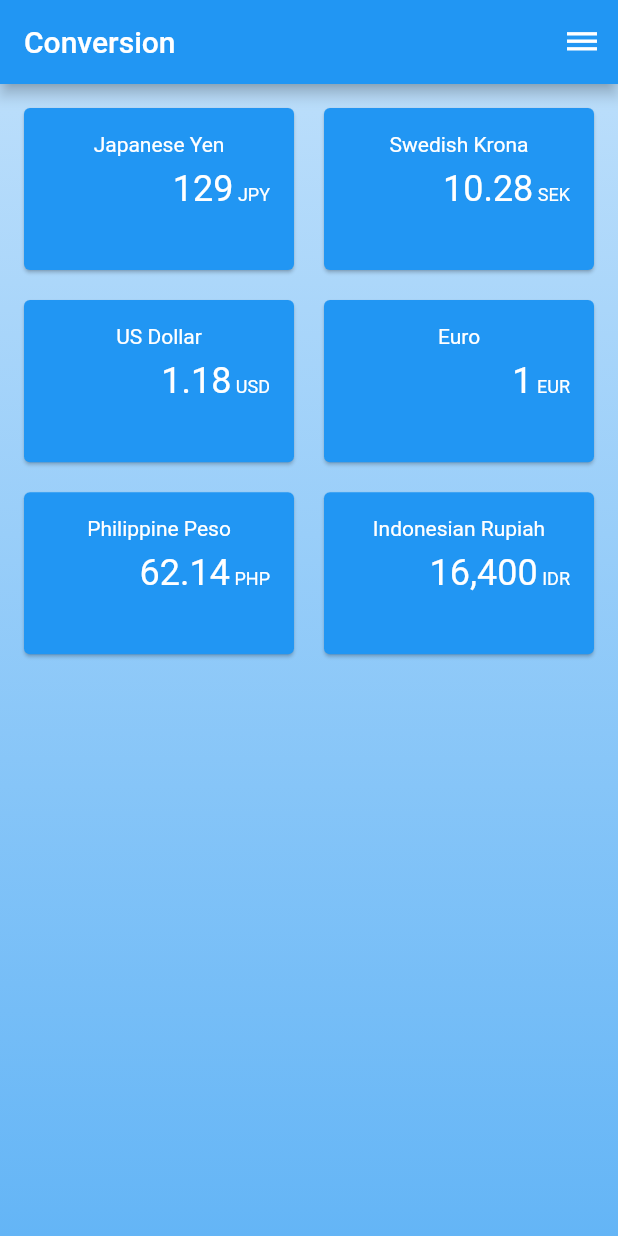
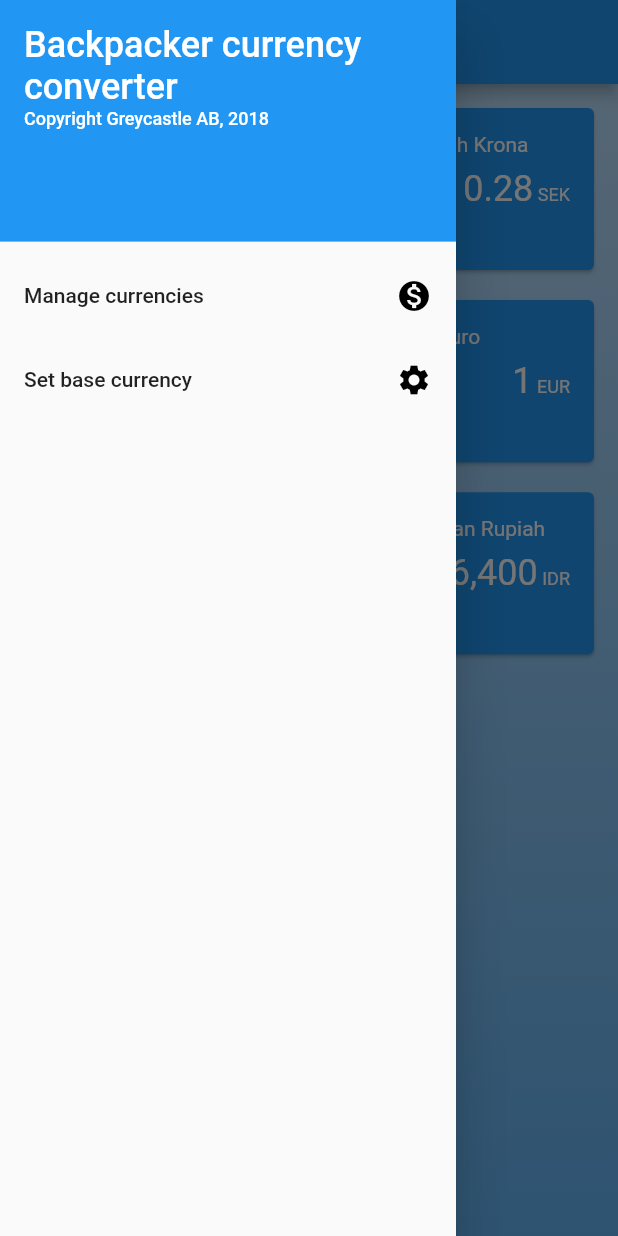
Before and after one commit to ddikman/travelrates, a Flutter app: the screen it shows after launch, with the side drawer open (before the commit the screen has no drawer), on a phone screen of 412 x 824 dp. Run offline on Flutter 3.47's test engine with Material 2 defaults, Android fonts, the phone set to English and light mode, and no system bars.

```diff
--- /dev/null
+++ b/lib/background_container.dart
@@ -0,0 +1,25 @@
+import 'package:flutter/material.dart';
+
+class BackgroundContainer extends StatelessWidget {
+
+  final child;
+
+  const BackgroundContainer({Key key, this.child}) : super(key: key);
+
+
+  @override
+  Widget build(BuildContext context) {
+    return Container(
+      decoration: BoxDecoration(
+          gradient: LinearGradient(
+              begin: Alignment.topCenter,
+              end: Alignment.bottomCenter,
+              colors: [
+                Colors.blue[100],
+                Colors.blue[300],
+              ])),
+      child: child,
+    );
+  }
+
+}
--- a/lib/base_currency_screen.dart
+++ b/lib/base_currency_screen.dart
@@ -1,10 +1,17 @@
 
 import 'package:flutter/material.dart';
+
+import 'package:backpacking_currency_converter/background_container.dart';
 
 class BaseCurrencyScreen extends StatelessWidget {
   @override
   Widget build(BuildContext context) {
-    return Text('Base currency screen');
+    return new Scaffold(
+      appBar: AppBar(
+        title: Text('Set base currency'),
+      ),
+      body: BackgroundContainer(child: Text('Base currency screen')),
+    );
   }
 
 }
--- a/lib/converter_screen.dart
+++ b/lib/converter_screen.dart
@@ -1,4 +1,6 @@
-
+import 'package:backpacking_currency_converter/background_container.dart';
+import 'package:backpacking_currency_converter/base_currency_screen.dart';
+import 'package:backpacking_currency_converter/currencies_screen.dart';
 import 'package:backpacking_currency_converter/currency.dart';
 import 'package:flutter/material.dart';
 import 'package:flutter/services.dart';
@@ -15,21 +17,18 @@ class ConverterScreen extends StatefulWidget {
 }
 
 class ConverterScreenState extends State<ConverterScreen> {
-
-  Widget _buildCard(String currencyCode){
+  Widget _buildCard(String currencyCode) {
     final state = StateContainer.of(context).appState;
 
     var currency = state.currencyRepo.getCurrencyByCode(currencyCode);
     return CurrencyCard(
       currency: currency,
-        onNewAmount: (value) {
-        },
+      onNewAmount: (value) {},
     );
   }
 
   @override
   Widget build(BuildContext context) {
-
     final state = StateContainer.of(context).appState;
 
     final spacing = 12.0;
@@ -46,15 +45,72 @@ class ConverterScreenState extends State<ConverterScreen> {
       ),
     );
 
-    return new Container(
-      color: Colors.transparent,
-        child: cards
+    final body = new Container(color: Colors.transparent, child: cards);
+
+    return Scaffold(
+        appBar: AppBar(
+          title: Text("What's my \$ worth?"),
+        ),
+        drawer: _buildAppDrawer(context),
+        body: new BackgroundContainer(child: body));
+  }
+
+  _buildAppDrawer(BuildContext context) {
+    return new Drawer(
+      child: new ListView(
+        padding: EdgeInsets.zero,
+        children: <Widget>[
+          new DrawerHeader(
+            child: new Column(
+              children: <Widget>[
+                Text(
+                  "Backpacker currency converter",
+                  style: TextStyle(color: Colors.white, fontSize: 24.0),
+                ),
+                new Align(
+                  alignment: Alignment.bottomLeft,
+                  child: Text(
+                    'Copyright Greycastle AB, 2018',
+                    style: TextStyle(color: Colors.white, fontSize: 12.0),
+                  ),
+                )
+              ],
+            ),
+            decoration: BoxDecoration(color: Colors.blue),
+          ),
+          new ListTile(
+            title: Row(
+              children: <Widget>[
+                new Expanded(child: new Text("Manage currencies")),
+                Icon(Icons.monetization_on, color: Colors.black),
+              ],
+            ),
+            onTap: () {
+              Navigator.of(context).pop();
+              Navigator.of(context).push(new MaterialPageRoute(
+                  builder: (context) => new CurrenciesScreen()));
+            },
+          ),
+          new ListTile(
+            title: Row(
+              children: <Widget>[
+                new Expanded(child: new Text('Set base currency')),
+                Icon(Icons.settings, color: Colors.black)
+              ],
+            ),
+            onTap: () {
+              Navigator.of(context).pop();
+              Navigator.of(context).push(new MaterialPageRoute(
+                  builder: (context) => new BaseCurrencyScreen()));
+            },
+          )
+        ],
+      ),
     );
   }
 }
 
 class CurrencyCard extends StatefulWidget {
-
   final Currency currency;
 
   final ValueChanged<double> onNewAmount;
@@ -68,7 +124,6 @@ class CurrencyCard extends StatefulWidget {
 }
 
 class _CurrencyCardState extends State<CurrencyCard> {
-
   bool _showInputError = false;
 
   final FocusNode focusNode = FocusNode();
@@ -83,7 +138,6 @@ class _CurrencyCardState extends State<CurrencyCard> {
 
   @override
   Widget build(BuildContext context) {
-
     final state = StateContainer.of(context).appState;
     var currentValue = state.getAmountInCurrency(widget.currency);
 
@@ -103,18 +157,16 @@ class _CurrencyCardState extends State<CurrencyCard> {
               child: new Column(
                 mainAxisSize: MainAxisSize.min,
                 children: <Widget>[
-                  Text(
-                      widget.currency.name,
-                      style: Theme.of(context).textTheme.body1
-                          .copyWith(
-                          fontSize: 14.0
-                      )
-                  ),
+                  Text(widget.currency.name,
+                      style: Theme
+                          .of(context)
+                          .textTheme
+                          .body1
+                          .copyWith(fontSize: 14.0)),
                   TextField(
                     focusNode: focusNode,
                     controller: textEditingController,
-                  style: Theme.of(context).textTheme.body1
-                      .copyWith(
+                    style: Theme.of(context).textTheme.body1.copyWith(
                           fontSize: inputFontSize,
                         ),
                     keyboardType: TextInputType.number,
@@ -122,31 +174,30 @@ class _CurrencyCardState extends State<CurrencyCard> {
                     decoration: InputDecoration(
                         isDense: true,
                         suffixText: "${widget.currency.code}",
-                    suffixStyle: Theme.of(context).textTheme.body1.copyWith(
-                      fontSize: inputFontSize / 2
-                    ),
+                        suffixStyle: Theme
+                            .of(context)
+                            .textTheme
+                            .body1
+                            .copyWith(fontSize: inputFontSize / 2),
                         border: InputBorder.none,
-                    errorText: _showInputError ? 'Input a valid decimal.' : null,
+                        errorText:
+                            _showInputError ? 'Input a valid decimal.' : null,
                         errorStyle: TextStyle(
                           color: Colors.white,
-                    )
-                    ),
+                        )),
                     onSubmitted: _newValueReceived,
                   )
                 ],
               ),
             ),
-          )
-      ),
+          )),
     );
   }
 
-
   void _newValueReceived(String valueString) {
     double amount = double.tryParse(valueString);
-    if (amount == null)
-    {
-      setState((){
+    if (amount == null) {
+      setState(() {
         _showInputError = true;
       });
       return;
@@ -154,7 +205,7 @@ class _CurrencyCardState extends State<CurrencyCard> {
 
     final stateContainer = StateContainer.of(context);
     stateContainer.setAmount(amount, widget.currency);
-    setState((){
+    setState(() {
       _showInputError = false;
     });
   }
@@ -173,8 +224,7 @@ class _CurrencyCardState extends State<CurrencyCard> {
     textEditingController.selection = TextSelection(
         baseOffset: 0,
         extentOffset: textLength,
-        affinity: TextAffinity.upstream
-    );
+        affinity: TextAffinity.upstream);
   }
 
   void gotFocus() {
--- a/lib/currencies_screen.dart
+++ b/lib/currencies_screen.dart
@@ -1,5 +1,6 @@
+import 'package:backpacking_currency_converter/background_container.dart';
+import 'package:backpacking_currency_converter/base_currency_screen.dart';
 import 'package:backpacking_currency_converter/currency.dart';
-import 'package:backpacking_currency_converter/currency_repository.dart';
 import 'package:backpacking_currency_converter/state_container.dart';
 import 'package:flutter/material.dart';
 
@@ -13,7 +14,7 @@ class CurrenciesScreen extends StatelessWidget {
       return CurrencySelection(currency);
     }).toList();
 
-    return new Padding(
+    final body = new Padding(
       padding: const EdgeInsets.all(8.0),
       child: new Column(
         mainAxisSize: MainAxisSize.min,
@@ -23,14 +24,19 @@ class CurrenciesScreen extends StatelessWidget {
             color: Colors.blue,
             child: TextField(
               decoration: InputDecoration(
-                hintText: 'Search code or name',
-                border: OutlineInputBorder()
+                  hintText: 'Search code or name',
+                  border: OutlineInputBorder()
               ),
             ),
           ),
           new Expanded(child: ListView(children: currencyWidgets)),
         ],
       ),
+    );
+
+    return Scaffold(
+      appBar: AppBar(title: Text('Select currencies')),
+      body: BackgroundContainer(child: body)
     );
   }
 }
--- a/lib/main.dart
+++ b/lib/main.dart
@@ -1,9 +1,7 @@
 import 'package:flutter/material.dart';
 
 import 'package:backpacking_currency_converter/state_container.dart';
-import 'package:backpacking_currency_converter/currencies_screen.dart';
 import 'package:backpacking_currency_converter/converter_screen.dart';
-import 'package:backpacking_currency_converter/base_currency_screen.dart';
 
 void main() => runApp(new StateContainer(child: new AppRoot()));
 
@@ -15,7 +13,6 @@ class AppRoot extends StatefulWidget {
 }
 
 class _AppRootState extends State<AppRoot> {
-  String _selectedScreen = 'Conversion';
 
   @override
   Widget build(BuildContext context) {
@@ -30,33 +27,7 @@ class _AppRootState extends State<AppRoot> {
           iconTheme: baseTheme.primaryIconTheme.copyWith(color: Colors.white),
           textTheme: baseTheme.textTheme
               .copyWith(body1: TextStyle(color: Colors.white))),
-      home: _wrapWithGradientBackground(
-          state.isLoading ? _buildLoadingScreen() : _buildHomeScreen()),
-    );
-  }
-
-  Widget _buildNavigationDropDown() {
-    final screens = <String>[
-      'Conversion',
-      'Manage currencies',
-      'Set base currency'
-    ];
-
-    return PopupMenuButton<String>(
-      itemBuilder: (BuildContext context) {
-        return screens
-            .map((screen) => PopupMenuItem<String>(
-                  value: screen,
-                  child: Text(screen),
-                ))
-            .toList();
-      },
-      icon: Icon(Icons.dehaze),
-      onSelected: (screen) {
-        setState(() {
-          _selectedScreen = screen;
-        });
-      },
+      home: state.isLoading ? _buildLoadingScreen() : new ConverterScreen(),
     );
   }
 
@@ -72,41 +43,4 @@ class _AppRootState extends State<AppRoot> {
       ),
     ));
   }
-
-  _wrapWithGradientBackground(Widget widget) {
-    return Container(
-      decoration: BoxDecoration(
-          gradient: LinearGradient(
-              begin: Alignment.topCenter,
-              end: Alignment.bottomCenter,
-              colors: [
-            Colors.blue[100],
-            Colors.blue[300],
-          ])),
-      child: widget,
-    );
-  }
-
-  _buildHomeScreen() {
-    return Scaffold(
-      appBar: AppBar(
-        title: Text(_selectedScreen),
-        actions: <Widget>[_buildNavigationDropDown()],
-      ),
-      body: _wrapWithGradientBackground(_buildCurrentScreen()),
-    );
-  }
-
-  _buildCurrentScreen() {
-    switch (_selectedScreen) {
-      case "Set base currency":
-        return BaseCurrencyScreen();
-      case "Manage currencies":
-        return CurrenciesScreen();
-      case "Conversion":
-        return ConverterScreen();
-    }
-
-    throw StateError("Unknown screen: " + _selectedScreen);
-  }
 }
```
Lines whose indentation alone changed are shown as unchanged.
